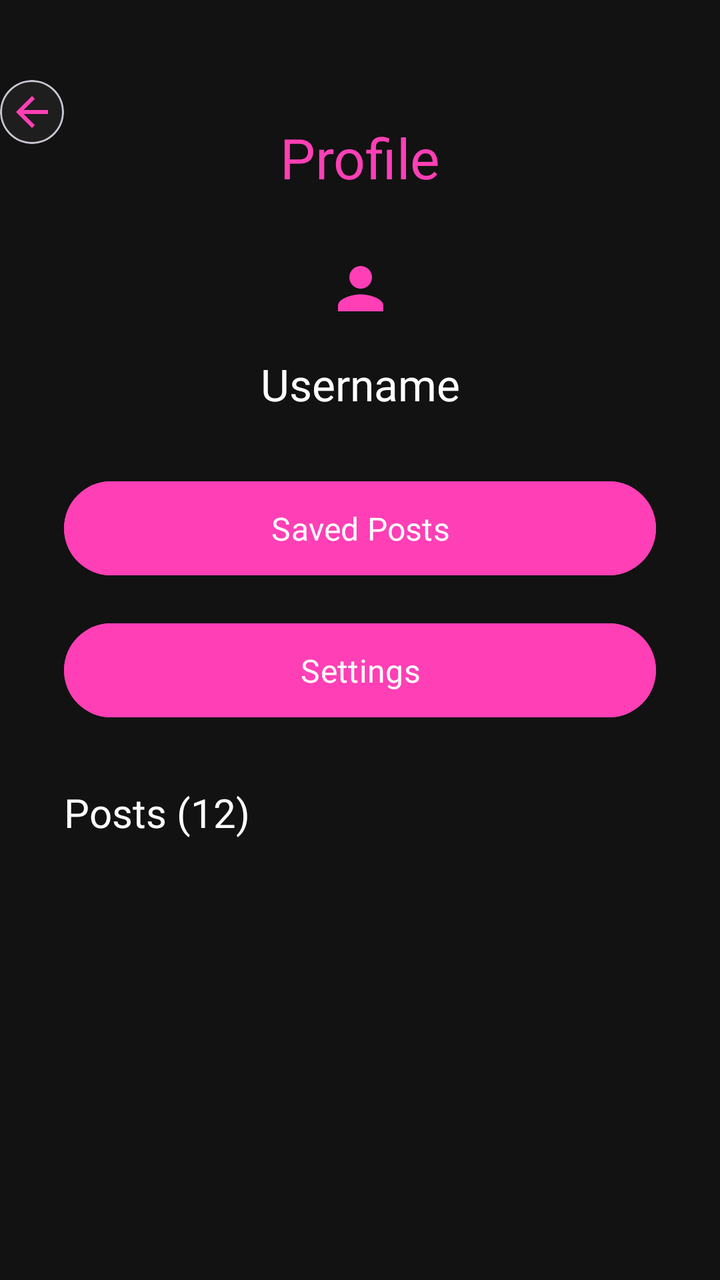
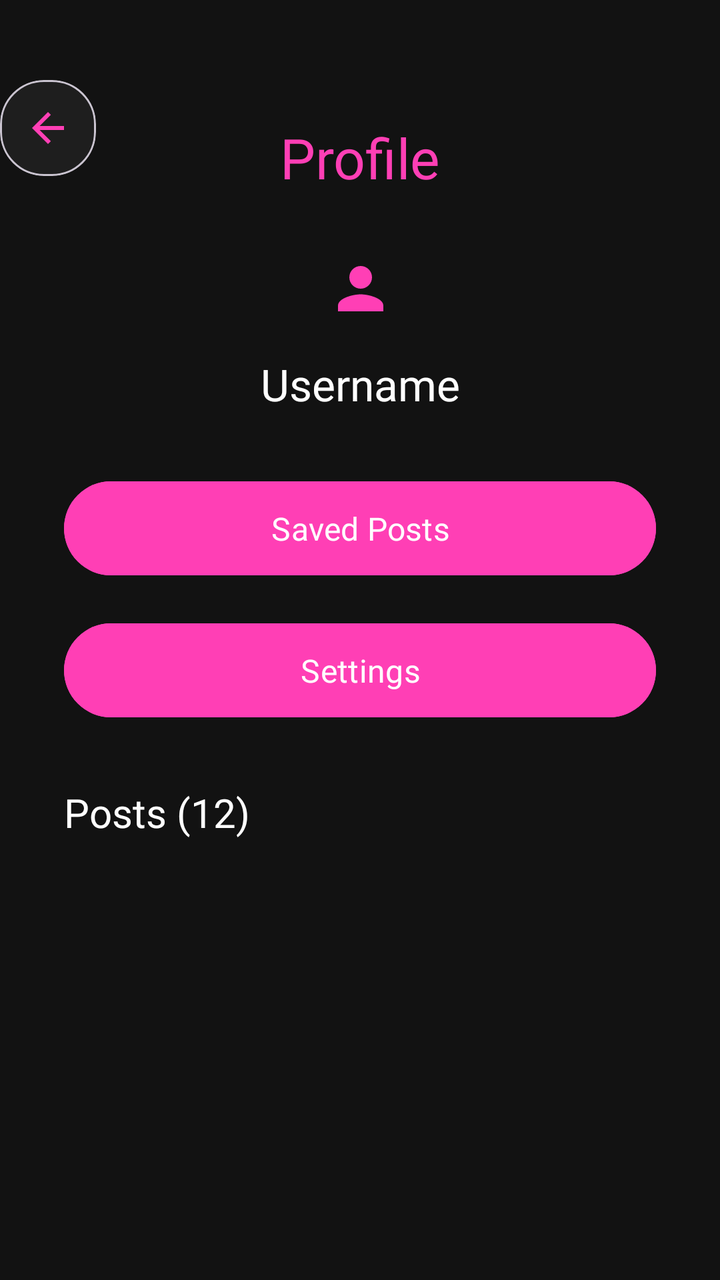

An Android layout rendered at two revisions. The XML below is the earlier revision; the diff shows what the commit changed to produce the second picture.
<!-- AndroidManifest.xml: application theme Theme.StudyGram -->
<!-- res/layout/activity_profile.xml -->
<?xml version="1.0" encoding="utf-8"?>
<androidx.constraintlayout.widget.ConstraintLayout xmlns:android="http://schemas.android.com/apk/res/android"
    xmlns:tools="http://schemas.android.com/tools"
    android:layout_width="match_parent"
    android:layout_height="match_parent"
    xmlns:app="http://schemas.android.com/apk/res-auto"
    android:background="#121212">

    <com.google.android.material.card.MaterialCardView
        android:id="@+id/cardBack"
        android:layout_width="wrap_content"
        android:layout_height="wrap_content"
        app:cardCornerRadius="22dp"
        app:cardBackgroundColor="#1E1E1E"
        app:layout_constraintTop_toTopOf="parent"
        app:layout_constraintStart_toStartOf="parent"
        android:layout_marginTop="40dp">

        <ImageButton
            android:id="@+id/btnBack"
            android:layout_width="32dp"
            android:layout_height="32dp"
            android:src="@drawable/outline_arrow_back_24"
            android:background="@android:color/transparent"
            app:tint="#FF3FB5"
            android:padding="12dp" />

    </com.google.android.material.card.MaterialCardView>

    
    <TextView
        android:id="@+id/Profile"
        app:layout_constraintTop_toBottomOf="@id/cardBack"
        android:layout_width="wrap_content"
        android:layout_height="wrap_content"
        android:text="Profile"
        android:textSize="28sp"
        android:textColor="#FF3FB5"
        android:fontFamily="@font/poppins_semi_bold_italic"
        app:layout_constraintTop_toTopOf="parent"
        app:layout_constraintStart_toStartOf="parent"
        app:layout_constraintEnd_toEndOf="parent"
        android:layout_marginTop="60dp"/>

    
    <ImageView
        android:id="@+id/imgProfile"
        android:layout_width="47dp"
        android:layout_height="34dp"
        android:layout_marginTop="30dp"
        android:contentDescription="Profile Icon"
        android:src="@drawable/baseline_person_24"
        android:tint="#FF3FB5"
        app:layout_constraintEnd_toEndOf="parent"
        app:layout_constraintStart_toStartOf="parent"
        app:layout_constraintTop_toBottomOf="@id/Profile" />

    
    <TextView
        android:id="@+id/tvUsername"
        android:layout_width="wrap_content"
        android:layout_height="wrap_content"
        android:text="Username"
        android:textSize="22sp"
        android:textColor="#FFFFFF"
        android:fontFamily="@font/poppins_medium"
        app:layout_constraintTop_toBottomOf="@id/imgProfile"
        app:layout_constraintStart_toStartOf="parent"
        app:layout_constraintEnd_toEndOf="parent"
        android:layout_marginTop="16dp"/>

    
    <Button
        android:id="@+id/btnSavedPosts"
        android:layout_width="0dp"
        android:layout_height="55dp"
        android:text="Saved Posts"
        android:textColor="#FFFFFF"
        android:textSize="16sp"
        android:fontFamily="@font/poppins_black"
        android:backgroundTint="#FF3FB5"
        android:layout_marginStart="32dp"
        android:layout_marginEnd="32dp"
        android:layout_marginTop="30dp"
        app:layout_constraintTop_toBottomOf="@id/tvUsername"
        app:layout_constraintStart_toStartOf="parent"
        app:layout_constraintEnd_toEndOf="parent"/>

    
    <Button
        android:id="@+id/btnSettings"
        android:layout_width="0dp"
        android:layout_height="55dp"
        android:text="Settings"
        android:textColor="#FFFFFF"
        android:textSize="16sp"
        android:fontFamily="@font/poppins_black"
        android:backgroundTint="#FF3FB5"
        android:layout_marginStart="32dp"
        android:layout_marginEnd="32dp"
        android:layout_marginTop="16dp"
        app:layout_constraintTop_toBottomOf="@id/btnSavedPosts"
        app:layout_constraintStart_toStartOf="parent"
        app:layout_constraintEnd_toEndOf="parent"/>

    
    <TextView
        android:id="@+id/tvPosts"
        android:layout_width="wrap_content"
        android:layout_height="wrap_content"
        android:text="Posts (12)"
        android:textSize="20sp"
        android:textColor="#FFFFFF"
        android:fontFamily="@font/poppins_medium"
        android:layout_marginStart="32dp"
        android:layout_marginTop="30dp"
        app:layout_constraintTop_toBottomOf="@id/btnSettings"
        app:layout_constraintStart_toStartOf="parent"/>

    
    <androidx.recyclerview.widget.RecyclerView
        android:id="@+id/rvPosts"
        android:layout_width="0dp"
        android:layout_height="0dp"
        android:layout_marginStart="24dp"
        android:layout_marginEnd="24dp"
        android:layout_marginTop="12dp"
        android:layout_marginBottom="24dp"
        app:layout_constraintTop_toBottomOf="@id/tvPosts"
        app:layout_constraintBottom_toBottomOf="parent"
        app:layout_constraintStart_toStartOf="parent"
        app:layout_constraintEnd_toEndOf="parent"/>

    <TextView
        android:id="@+id/tvEmptyMessage"
        android:layout_width="0dp"
        android:layout_height="wrap_content"
        android:text="Du hast noch keinen Post"
        android:textColor="#FFFFFF"
        android:textSize="16sp"
        android:gravity="center"
        android:visibility="gone"
        app:layout_constraintTop_toBottomOf="@id/tvPosts"
        app:layout_constraintStart_toStartOf="parent"
        app:layout_constraintEnd_toEndOf="parent"
        android:layout_marginTop="20dp" />
</androidx.constraintlayout.widget.ConstraintLayout>
<!-- resources referenced by this layout -->
<resources>
  <!-- drawable baseline_person_24 (drawable) -->
  <vector xmlns:android="http://schemas.android.com/apk/res/android" android:height="24dp" android:tint="#000000" android:viewportHeight="24" android:viewportWidth="24" android:width="24dp">
        
      <path android:fillColor="@android:color/white" android:pathData="M12,12c2.21,0 4,-1.79 4,-4s-1.79,-4 -4,-4 -4,1.79 -4,4 1.79,4 4,4zM12,14c-2.67,0 -8,1.34 -8,4v2h16v-2c0,-2.66 -5.33,-4 -8,-4z"/>
      
  </vector>
  <!-- drawable outline_arrow_back_24 (drawable) -->
  <vector xmlns:android="http://schemas.android.com/apk/res/android" android:autoMirrored="true" android:height="24dp" android:tint="#000000" android:viewportHeight="960" android:viewportWidth="960" android:width="24dp">
        
      <path android:fillColor="@android:color/white" android:pathData="M313,520L537,744L480,800L160,480L480,160L537,216L313,440L800,440L800,520L313,520Z"/>
      
  </vector>
  <style name="Theme.StudyGram" parent="Base.Theme.StudyGram" />
  <style name="Base.Theme.StudyGram" parent="Theme.Material3.DayNight.NoActionBar">
          
          
      </style>
</resources>

<!-- the commit's change to res/layout/activity_profile.xml (unified diff, before → after) -->
@@ -18,8 +18,8 @@
 
         <ImageButton
             android:id="@+id/btnBack"
-            android:layout_width="32dp"
-            android:layout_height="32dp"
+            android:layout_width="wrap_content"
+            android:layout_height="wrap_content"
             android:src="@drawable/outline_arrow_back_24"
             android:background="@android:color/transparent"
             app:tint="#FF3FB5"
